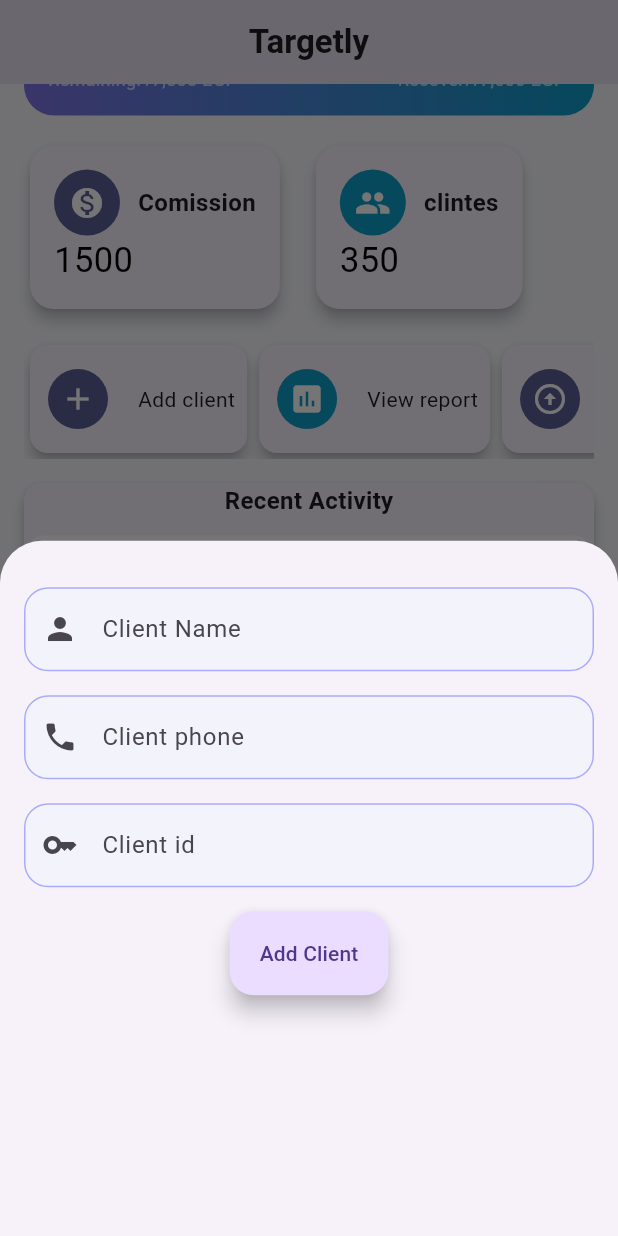
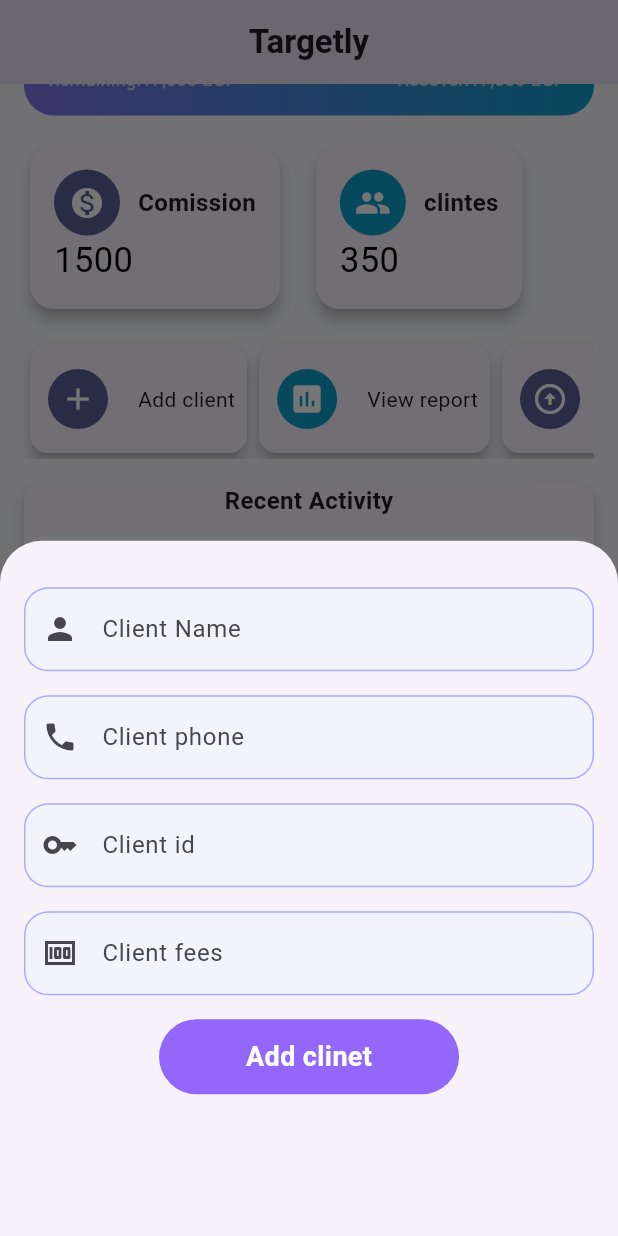
Before and after one commit to Abdallahmusa310/Targetly, a Flutter app: the screen it shows once a user with an empty profile is signed in, scrolled down 270 dp, after a tap on the "add" icon, on a phone screen of 412 x 824 dp. Run offline on Flutter 3.47's test engine with Material 3 defaults, Android fonts, the phone set to English and light mode, and no system bars; drawn by our look-alikes of salomon_bottom_bar; our stand-ins replace animated_splash_screen, bloc, firebase_auth, firebase_core, flutter_slidable, font_awesome_flutter and 3 more; accounts and stored records are empty.

Commit message:
Updated the shared bottom in both the client sheet and target sheet Added a new text field called clientFees Filled in the models for both client and target Regenerated the models

```diff
--- /dev/null
+++ b/lib/data/hive/hive_manager.dart
@@ -0,0 +1,19 @@
+import 'package:hive_flutter/hive_flutter.dart';
+import 'package:targetly/data/models/client_model.dart';
+
+class HiveManager {
+  static const String settingsBox = 'settings_box';
+  static const String clientsBox = 'clients_box';
+
+  static Future<void> init() async {
+    await Hive.initFlutter();
+    Hive.registerAdapter(ClinetModelAdapter());
+
+    await Hive.openBox(settingsBox);
+    await Hive.openBox<ClinetModel>(clientsBox); // مهم
+  }
+
+  static Box<ClinetModel> get clients => Hive.box<ClinetModel>(clientsBox);
+
+  static Box get settings => Hive.box(settingsBox);
+}
--- /dev/null
+++ b/lib/logic/Clients/client_cubit/clinet_state.dart
@@ -0,0 +1,24 @@
+part of 'clinet_cubit.dart';
+
+@immutable
+sealed class ClinetState {
+  final List<ClinetModel>? clinet;
+  const ClinetState({this.clinet});
+}
+
+final class ClinetInitial extends ClinetState {
+  ClinetInitial() : super(clinet: []);
+}
+
+final class Clinetsucsess extends ClinetState {
+  const Clinetsucsess(List<ClinetModel>? clinets) : super(clinet: clinets);
+}
+
+final class Clinetloading extends ClinetState {
+  const Clinetloading() : super(clinet: const []);
+}
+
+final class Clinetfailed extends ClinetState {
+  final String errormesaage;
+  const Clinetfailed(this.errormesaage) : super(clinet: const []);
+}
--- a/lib/main.dart
+++ b/lib/main.dart
@@ -2,11 +2,13 @@ import 'package:firebase_core/firebase_core.dart';
 import 'package:flutter/material.dart';
 import 'package:targetly/core/routing/app_router.dart';
 import 'package:targetly/core/routing/routs.dart';
+import 'package:targetly/data/hive/hive_manager.dart';
 import 'package:targetly/firebase_options.dart';
 
 void main() async {
   WidgetsFlutterBinding.ensureInitialized();
   await Firebase.initializeApp(options: DefaultFirebaseOptions.currentPlatform);
+  await HiveManager.init();
   runApp(const MyApp());
 }
 
--- a/lib/ui/screens/auth_screens/reset_password_screen/reset_password_screen.dart
+++ b/lib/ui/screens/auth_screens/reset_password_screen/reset_password_screen.dart
@@ -55,7 +55,8 @@ class _ResetPasswordScreenState extends State<ResetPasswordScreen> {
                       ),
                     ),
                     SizedBox(height: 16),
-                    InkWell(
+                    Sharedboutton(
+                      text: 'Reset Password',
                       onTap: () async {
                         try {
                           if (formKey.currentState!.validate()) {
@@ -74,7 +75,6 @@ class _ResetPasswordScreenState extends State<ResetPasswordScreen> {
                           ).showSnackBar(SnackBar(content: Text(e.toString())));
                         }
                       },
-                      child: Sharedboutton(text: 'Reset Password'),
                     ),
                   ],
                 ),
--- a/lib/ui/screens/auth_screens/sign_in_screen/sign_in_screen.dart
+++ b/lib/ui/screens/auth_screens/sign_in_screen/sign_in_screen.dart
@@ -50,8 +50,8 @@ class _SignInScreenState extends State<SignInScreen> {
                       passwordcontroller: passwordController,
                     ),
                     const SizedBox(height: 30),
-                    InkWell(
-                      child: Sharedboutton(text: 'Sign In'),
+                    Sharedboutton(
+                      text: 'Sign In',
                       onTap: () async {
                         try {
                           if (formKey.currentState!.validate()) {
--- a/lib/ui/screens/auth_screens/sign_up_screen/sign_up_screen.dart
+++ b/lib/ui/screens/auth_screens/sign_up_screen/sign_up_screen.dart
@@ -52,8 +52,8 @@ class _SignUpScreenState extends State<SignUpScreen> {
                       passwordcontroller: passwordController,
                     ),
                     const SizedBox(height: 30),
-                    InkWell(
-                      child: Sharedboutton(text: 'Create Account'),
+                    Sharedboutton(
+                      text: 'Create Account',
                       onTap: () async {
                         try {
                           if (formKey.currentState!.validate()) {
--- a/lib/ui/screens/clintes_screen/widgets/clinet_sheet.dart
+++ b/lib/ui/screens/clintes_screen/widgets/clinet_sheet.dart
@@ -1,10 +1,15 @@
 import 'package:flutter/material.dart';
-import 'package:targetly/ui/shared/floating_action_boutton.dart';
+import 'package:targetly/ui/shared/boutton.dart';
 import 'package:targetly/ui/shared/text_field.dart';
 
-class ClinetSheet extends StatelessWidget {
+class ClinetSheet extends StatefulWidget {
   const ClinetSheet({super.key});
 
+  @override
+  State<ClinetSheet> createState() => _ClinetSheetState();
+}
+
+class _ClinetSheetState extends State<ClinetSheet> {
   @override
   Widget build(BuildContext context) {
     final GlobalKey<FormState> formKey = GlobalKey<FormState>();
@@ -15,14 +20,13 @@ class ClinetSheet extends StatelessWidget {
         children: [
           Padding(
             padding: const EdgeInsets.all(16),
-            child: Form(
             child: Column(
               children: [
                 const SizedBox(height: 15),
                 SharedTextFeild(
                   validator: (name) {
                     if (name == null || name.isEmpty) {
-                        return "Enter your email";
+                      return "Enter clinet name";
                     }
                     return null;
                   },
@@ -46,7 +50,7 @@ class ClinetSheet extends StatelessWidget {
                 SharedTextFeild(
                   validator: (clinetid) {
                     if (clinetid == null || clinetid.isEmpty) {
-                        return 'Enter client phone';
+                      return 'Enter client id';
                     }
                     return null;
                   },
@@ -55,17 +59,28 @@ class ClinetSheet extends StatelessWidget {
                   prefixIcon: Icon(Icons.key),
                 ),
                 SizedBox(height: 16),
-                  SharedFloatingActionButton(
-                    onPressed: () {
+                SharedTextFeild(
+                  validator: (name) {
+                    if (name == null || name.isEmpty) {
+                      return "Enter clinet fees";
+                    }
+                    return null;
+                  },
+                  obscureText: false,
+                  hintText: 'Client fees',
+                  prefixIcon: Icon(Icons.money),
+                ),
+                SizedBox(height: 16),
+                Sharedboutton(
+                  text: 'Add clinet',
+                  onTap: () {
                     if (formKey.currentState!.validate()) {
                       Navigator.pop(context);
                     }
-                      return null;
+                    null;
                   },
-                    lable: Text('Add Client'),
                 ),
               ],
-              ),
             ),
           ),
         ],
--- a/lib/ui/screens/reports_screen/widgets/select_period.dart
+++ b/lib/ui/screens/reports_screen/widgets/select_period.dart
@@ -29,6 +29,7 @@ class SelectPeriod extends StatelessWidget {
         const SizedBox(height: 20),
         Sharedboutton(
           text: 'Generate Report',
+          onTap: () {},
           borderRadius: 12,
           width: double.infinity,
           height: 50,
--- a/lib/ui/shared/boutton.dart
+++ b/lib/ui/shared/boutton.dart
@@ -4,17 +4,20 @@ class Sharedboutton extends StatelessWidget {
   const Sharedboutton({
     super.key,
     required this.text,
+    required this.onTap,
     this.borderRadius,
     this.width,
     this.height,
   });
   final String text;
-
   final double? width, height, borderRadius;
+  final void Function()? onTap;
 
   @override
   Widget build(BuildContext context) {
-    return Container(
+    return InkWell(
+      onTap: onTap,
+      child: Container(
         height: height ?? 50,
         width: width ?? 200,
         decoration: BoxDecoration(
@@ -31,6 +34,7 @@ class Sharedboutton extends StatelessWidget {
             ),
           ),
         ),
+      ),
     );
   }
 }
--- a/lib/ui/shared/floating_action_boutton.dart
+++ /dev/null
@@ -1,22 +0,0 @@
-import 'package:flutter/material.dart';
-
-class SharedFloatingActionButton extends StatelessWidget {
-  const SharedFloatingActionButton({
-    super.key,
-    required this.onPressed,
-    required this.lable,
-    this.tooltip,
-  });
-  final VoidCallback onPressed;
-  final Widget lable;
-  final String? tooltip;
-
-  @override
-  Widget build(BuildContext context) {
-    return FloatingActionButton.extended(
-      tooltip: tooltip,
-      onPressed: onPressed,
-      label: lable,
-    );
-  }
-}
--- a/pubspec.yaml
+++ b/pubspec.yaml
@@ -44,6 +44,10 @@ dependencies:
   flutter_slidable: ^4.0.3
   firebase_core: ^4.5.0
   firebase_auth: ^6.2.0
+  hive_flutter: ^1.1.0
+  hive: ^2.2.3
+  hive_generator: ^2.0.1
+  flutter_bloc: ^9.1.1
 
 dev_dependencies:
   flutter_test:
@@ -55,6 +59,7 @@ dev_dependencies:
   # package. See that file for information about deactivating specific lint
   # rules and activating additional ones.
   flutter_lints: ^5.0.0
+  build_runner: ^2.5.4
 
 # For information on the generic Dart part of this file, see the
 # following page: https://dart.dev/tools/pub/pubspec
```
Also changed, not shown: lib/data/models/client_model.dart (added, +22 -0 lines), lib/data/models/target_model.dart (added, +13 -0 lines), lib/logic/Clients/client_cubit/clinet_cubit.dart (added, +24 -0 lines), lib/ui/screens/clintes_screen/clients_screen.dart (+4 -5 lines), lib/ui/screens/home_screen/widgets/target_sheet.dart (+8 -9 lines), lib/data/models/client_model.g.dart (added), lib/data/models/target_model.g.dart (added), pubspec.lock, 1 other file. Lines whose indentation alone changed are shown as unchanged.
